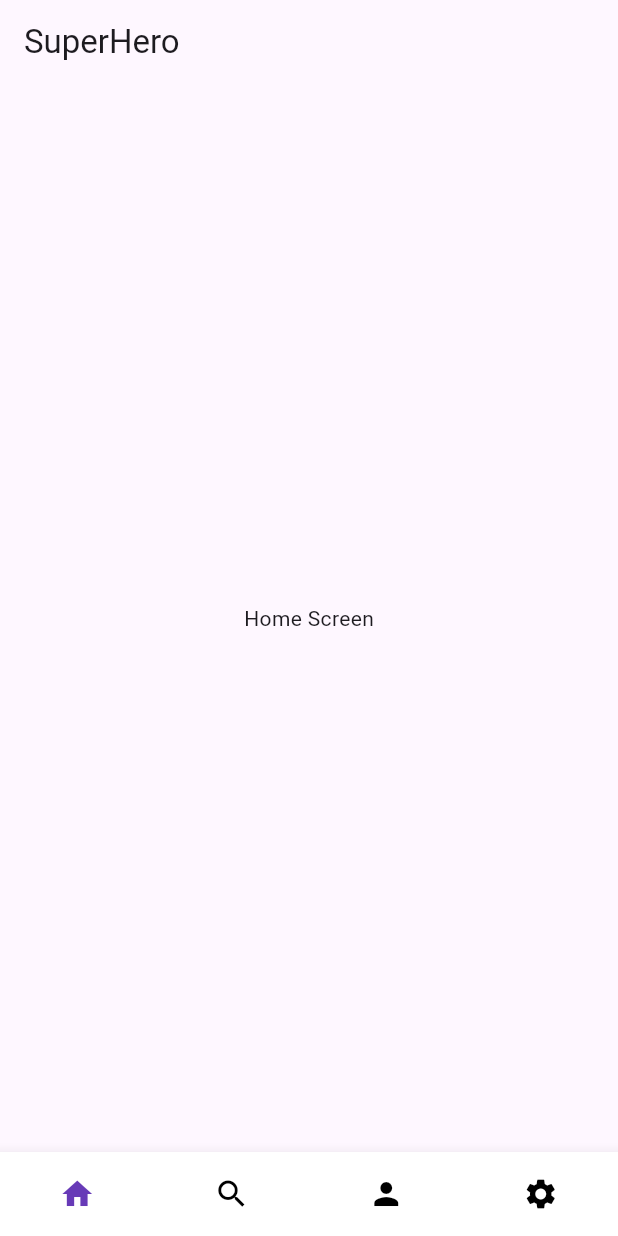
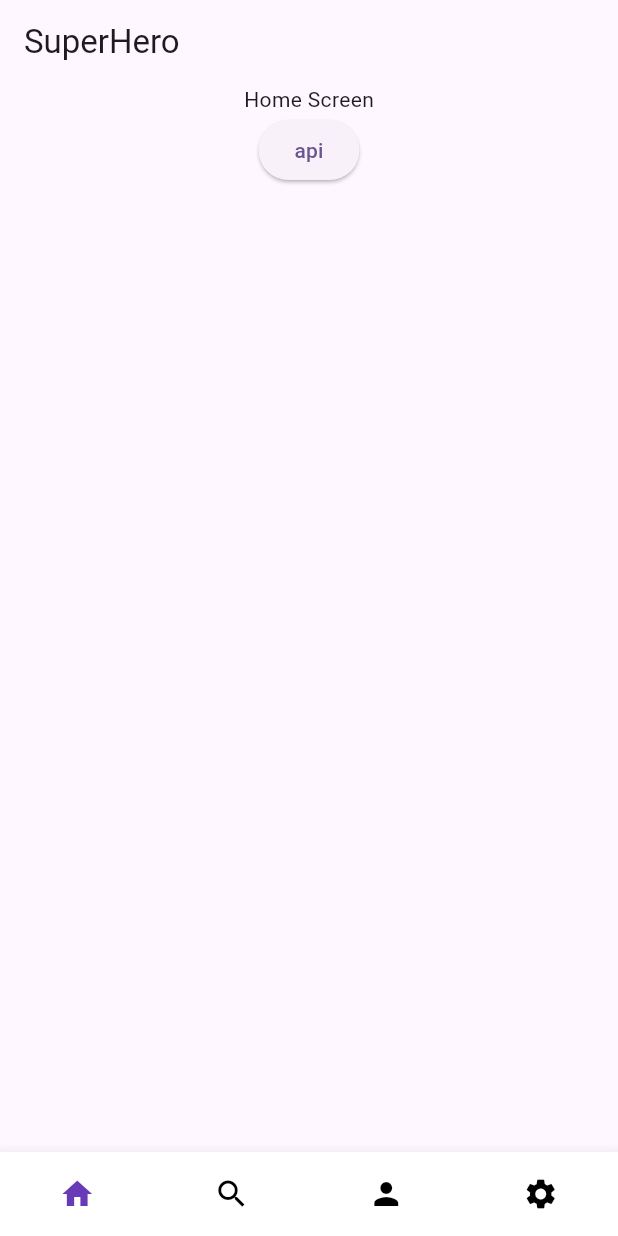
Before and after one commit to tawans/flutter_super_hero, a Flutter app: the screen it shows after launch, on a phone screen of 412 x 824 dp. Run offline on Flutter 3.47's test engine with Material 2 defaults, Android fonts, the phone set to English and light mode, and no system bars; drawn by our look-alikes of animated_bottom_navigation_bar; our stand-ins replace dio, freezed_annotation, go_router.

```diff
--- /dev/null
+++ b/lib/data/hero_api.dart
@@ -0,0 +1,21 @@
+import 'package:dio/dio.dart';
+import 'package:flutter_super_hero/api_key.dart';
+import 'package:flutter_super_hero/domain/model/hero.dart';
+
+class HeroApi {
+  Dio dio = Dio();
+
+  Future<List<Hero>> fetchHeroId(String id) async {
+    final response = await dio.get('https://superheroapi.com/api/$apiKey/$id');
+
+    if (response.statusCode == 200) {
+      final List<Hero> heros = [];
+      heros.add(Hero.fromJson(response.data));
+
+      heros.map((e) => print('${e.name}...{$e.powerstats');
+      return heros;
+    } else {
+      throw Exception('Failed to load hero');
+    }
+  }
+}
--- /dev/null
+++ b/lib/domain/model/hero.dart
@@ -0,0 +1,27 @@
+import 'package:flutter_super_hero/domain/model/appearance.dart';
+import 'package:flutter_super_hero/domain/model/biography.dart';
+import 'package:flutter_super_hero/domain/model/connections.dart';
+import 'package:flutter_super_hero/domain/model/image.dart';
+import 'package:flutter_super_hero/domain/model/powerstats.dart';
+import 'package:flutter_super_hero/domain/model/work.dart';
+import 'package:freezed_annotation/freezed_annotation.dart';
+
+part 'hero.freezed.dart';
+part 'hero.g.dart';
+
+@freezed
+class Hero with _$Hero {
+  const factory Hero({
+    required String response,
+    required String id,
+    required String name,
+    required Powerstats powerstats,
+    required Biography biography,
+    required Appearance appearance,
+    required Work work,
+    required Connections connections,
+    required Image image,
+  }) = _Hero;
+
+  factory Hero.fromJson(Map<String, dynamic> json) => _$HeroFromJson(json);
+}
--- /dev/null
+++ b/lib/domain/repository/hero_repository.dart
@@ -0,0 +1,5 @@
+import 'package:flutter_super_hero/domain/model/hero.dart';
+
+abstract interface class HeroRepository {
+  Future<List<Hero>> getHerosId(String id);
+}
--- a/lib/screen/home_screen.dart
+++ b/lib/screen/home_screen.dart
@@ -1,12 +1,21 @@
 import 'package:flutter/material.dart';
+import 'package:flutter_super_hero/data/hero_api.dart';
 
 class HomeScreen extends StatelessWidget {
   const HomeScreen({super.key});
 
   @override
   Widget build(BuildContext context) {
-    return const Center(
-      child: Text('Home Screen'),
+    HeroApi superHero = HeroApi();
+
+    return Column(
+      children: [
+        const Text('Home Screen'),
+        ElevatedButton(
+          onPressed: () => superHero.fetchHeroId('batman'),
+          child: const Text('api'),
+        ),
+      ],
     );
   }
 }
```
Also changed, not shown: lib/data/repository/hero_repository_impl.dart (added, +15 -0 lines), lib/domain/model/appearance.dart (added, +19 -0 lines), lib/domain/model/biography.dart (added, +20 -0 lines), lib/domain/model/connections.dart (added, +15 -0 lines), lib/domain/model/image.dart (added, +13 -0 lines), lib/domain/model/powerstats.dart (added, +19 -0 lines), lib/domain/model/work.dart (added, +14 -0 lines), lib/model/demo.dart (deleted, +0 -16 lines), lib/domain/model/appearance.freezed.dart (added), lib/domain/model/appearance.g.dart (added), lib/domain/model/biography.freezed.dart (added), lib/domain/model/biography.g.dart (added), lib/domain/model/connections.freezed.dart (added), lib/domain/model/connections.g.dart (added), 11 more files.
